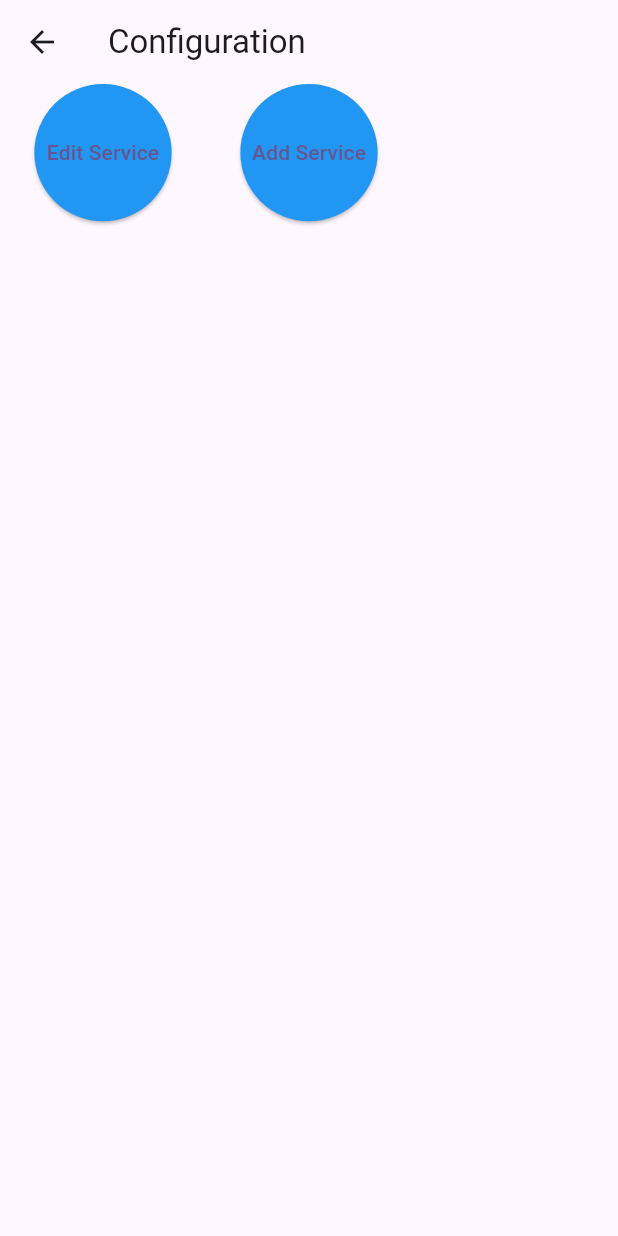
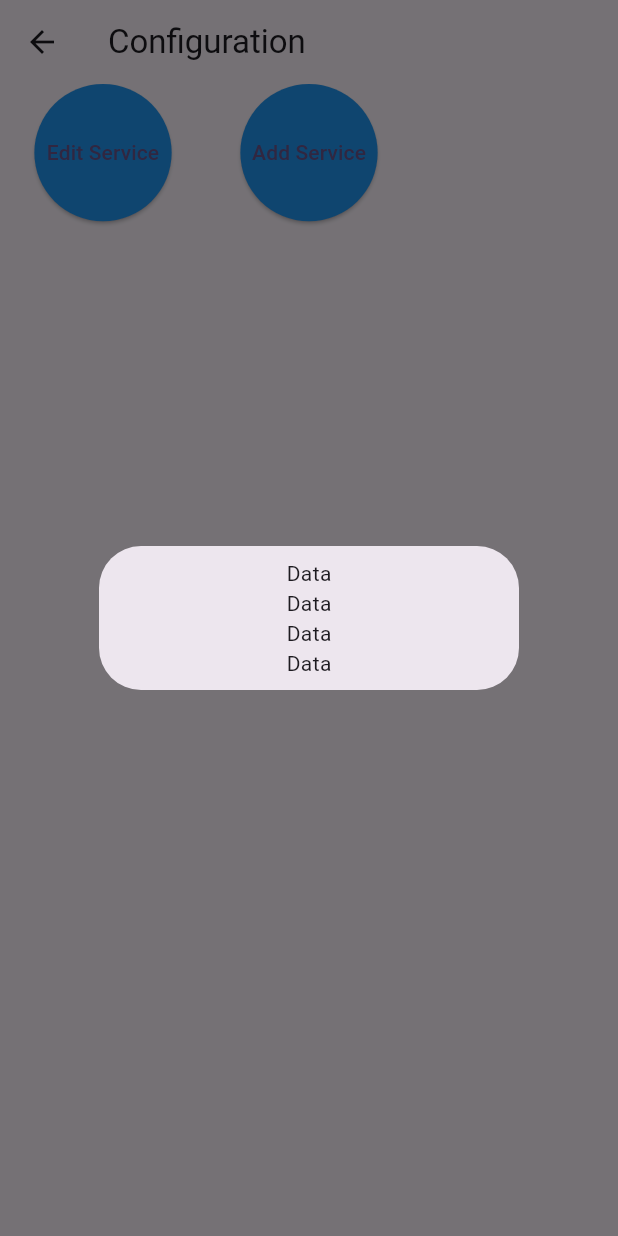
Before and after one commit to AndrewPPinner/Smart_Home, a Flutter app: the ConfigView screen opened directly, after a tap on "Edit Service", on a phone screen of 412 x 824 dp. Run offline on Flutter 3.47's test engine with Material 3 defaults, Android fonts, the phone set to English and light mode, and no system bars; our stand-ins replace flutter_secure_storage; accounts and stored records are empty.

```diff
--- a/lib/Views/config_view.dart
+++ b/lib/Views/config_view.dart
@@ -1,3 +1,4 @@
+import 'package:aa_smart_home/Views/service_view.dart';
 import 'package:flutter/material.dart';
 
 class ConfigView extends StatefulWidget {
@@ -14,19 +15,44 @@ class _ConfigViewState extends State<ConfigView> {
         appBar: AppBar(
           title: const Text("Configuration"),
         ),
-        body: GridView.count(crossAxisCount: 3, childAspectRatio: 3/2, children: [
+        body: GridView.count(
+            crossAxisCount: 3,
+            childAspectRatio: 3 / 2,
+            children: [
               ElevatedButton(
                   onPressed: () async {
-              //Add logic for EDITTING JSON service object in local storage
+                    showDialog(
+                        context: context,
+                        builder: (context) => const Dialog(
+                              child: Padding(
+                                padding: EdgeInsets.all(8.0),
+                                child: Column(
+                                  mainAxisSize: MainAxisSize.min,
+                                  mainAxisAlignment: MainAxisAlignment.center,
+                                  children: <Widget>[
+                                    Text("Data"),
+                                    Text("Data"),
+                                    Text("Data"),
+                                    Text("Data")
+                                  ],
+                                ),
+                              ),
+                            ));
                   },
                   style: ElevatedButton.styleFrom(
                       shape: const CircleBorder(),
                       backgroundColor: Colors.blue),
                   child: const Text("Edit Service")),
-
               ElevatedButton(
                   onPressed: () async {
-                //Add logic for saving JSON service object to local storage
+                    showDialog(
+                        context: context,
+                        builder: (context) => const Dialog.fullscreen(
+                              child: ServiceView(
+                                isEdit: false,
+                                actionID: 0,
+                              ),
+                            ));
                   },
                   style: ElevatedButton.styleFrom(
                       shape: const CircleBorder(),
```
Also changed, not shown: lib/Models/action_auth_object.dart (added, +14 -0 lines), lib/Models/action_object.dart (+38 -1 lines), lib/Services/action_service.dart (+44 -4 lines), lib/Views/service_view.dart (added, +24 -0 lines). Lines whose indentation alone changed are shown as unchanged.
